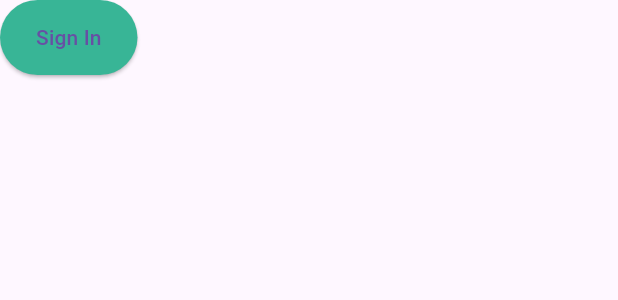
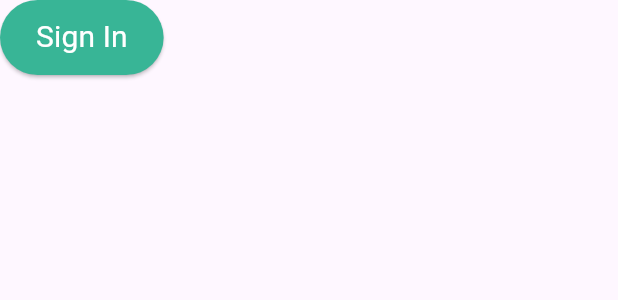
Before and after one commit to GetontoMoses/Airline-Booking, a Flutter app: the CustomButton widget shown alone on an empty page, opened directly, on a phone screen of 412 x 824 dp. Shown: the top 300 px of the screen. Run offline on Flutter 3.47's test engine with Material 3 defaults, Android fonts, the phone set to English and light mode, and no system bars.

Commit message:
refactor the files

```diff
--- a/lib/main.dart
+++ b/lib/main.dart
@@ -1,9 +1,10 @@
 import 'package:flutter/material.dart';
 import 'package:quotes/views/login.dart';
+import 'package:quotes/views/signup.dart';
 
 void main() {
   runApp(MaterialApp(
-    home: Login(),
+    home: SignUp(),
     debugShowCheckedModeBanner: false,
   ));
 }
--- a/lib/views/customButton.dart
+++ b/lib/views/customButton.dart
@@ -1,4 +1,5 @@
 import 'package:flutter/material.dart';
+import 'package:quotes/views/customtext.dart';
 import 'package:quotes/configs/constants.dart';
 
 class CustomButton extends StatelessWidget {
@@ -19,11 +20,12 @@ class CustomButton extends StatelessWidget {
   Widget build(BuildContext context) {
     return ElevatedButton(
       onPressed: () {},
-      child: Text(label),
+      child: CustomText(
+        label: label,
+        labelcolor: Colors.white,
+      ),
       style: ElevatedButton.styleFrom(
-        backgroundColor: buttonColor,
-        minimumSize: Size(width, 50),
-      ),
+          backgroundColor: buttonColor, minimumSize: Size(width, 50)),
     );
   }
 }
--- a/lib/views/customtext.dart
+++ b/lib/views/customtext.dart
@@ -3,26 +3,36 @@ import 'package:quotes/configs/constants.dart';
 
 class CustomText extends StatelessWidget {
   final String label;
-  final Color labelColor;
-  final double fontSize;
+  final double fontsize;
+  final Color labelcolor;
   final FontWeight fontWeight;
 
   const CustomText({
     super.key,
     required this.label,
-    this.labelColor = appGrayColor,
-    this.fontSize = 18,
+    this.fontsize = 20,
+    this.labelcolor = appBlackColor,
     this.fontWeight = FontWeight.normal,
   });
 
   @override
   Widget build(BuildContext context) {
     return SizedBox(
-      child: Text(
-        label,
-        style: TextStyle(
-            color: labelColor, fontSize: fontSize, fontWeight: fontWeight),
+        child: Text(
+      label,
+      style: TextStyle(
+        fontSize: fontsize,
+        color: labelcolor,
+        fontWeight: fontWeight,
       ),
-    );
+    ));
   }
 }
+
+//  The  CustomText  widget is a simple widget that takes in a few parameters and returns a  Text  widget with the specified parameters.
+//  The  text  parameter is the text to be displayed. The  size  parameter is the font size of the text. The  color  parameter is the color of the text. The  weight  parameter is the font weight of the text. The  align  parameter is the alignment of the text.
+//  The  CustomText  widget is used in the  Home  widget.
+//  Step 4: Create the  Home  widget
+//  The  Home  widget is the main widget of the app. It is a stateless widget that returns a  Scaffold  widget with an  AppBar  and a  Center  widget. The  AppBar  widget has a title of  Text('PUBLIC REPOSITORY') . The  Center  widget has a child of  CustomText('Hello World') .
+//  The  Home  widget is used in the  main  function.
+//  // Path: lib/views/home.dart
```
Also changed, not shown: lib/views/customTextField.dart (+15 -15 lines).
